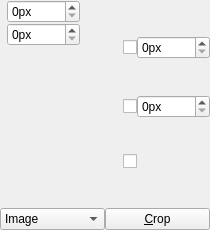
The window that krita/plugins/tools/tool_crop/wdg_tool_crop.ui (KDE/krita) describes before a commit, drawn with Qt 5.
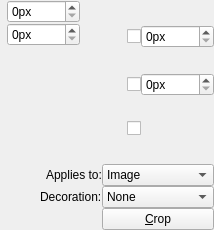
The same window after the commit. Custom widgets are drawn as their Qt base class.

Commit message:
Make the crop tool able to grow
    Introduce an option to have different kinds of decorations on the croptool. For
    now the following guides are implemented, but they are defined in a parametric way so
    it is a junior job to create more guides:
     - passport photo
     - thirds
     - fifths

Diff of the .ui file:
```diff
--- a/krita/plugins/tools/tool_crop/wdg_tool_crop.ui
+++ b/krita/plugins/tools/tool_crop/wdg_tool_crop.ui
@@ -6,7 +6,7 @@
    <rect>
     <x>0</x>
     <y>0</y>
-    <width>210</width>
+    <width>214</width>
     <height>230</height>
    </rect>
   </property>
@@ -193,14 +193,11 @@
     </layout>
    </item>
    <item>
-    <layout class="QHBoxLayout">
-     <property name="spacing">
-      <number>0</number>
-     </property>
+    <layout class="QGridLayout" name="gridLayout_3">
      <property name="margin">
       <number>0</number>
      </property>
-     <item>
+     <item row="0" column="1">
       <widget class="QComboBox" name="cmbType">
        <property name="currentIndex">
         <number>1</number>
@@ -217,13 +214,51 @@
        </item>
       </widget>
      </item>
-     <item>
+     <item row="2" column="1">
       <widget class="QPushButton" name="bnCrop">
        <property name="text">
         <string>&amp;Crop</string>
        </property>
       </widget>
      </item>
+     <item row="0" column="0" alignment="Qt::AlignRight">
+      <widget class="QLabel" name="label">
+       <property name="text">
+        <string>Applies to:</string>
+       </property>
+      </widget>
+     </item>
+     <item row="1" column="0" alignment="Qt::AlignRight">
+      <widget class="QLabel" name="label_2">
+       <property name="text">
+        <string>Decoration:</string>
+       </property>
+      </widget>
+     </item>
+     <item row="1" column="1">
+      <widget class="QComboBox" name="cmbDecor">
+       <item>
+        <property name="text">
+         <string>None</string>
+        </property>
+       </item>
+       <item>
+        <property name="text">
+         <string>Thirds</string>
+        </property>
+       </item>
+       <item>
+        <property name="text">
+         <string>Fifths</string>
+        </property>
+       </item>
+       <item>
+        <property name="text">
+         <string>Passport photo</string>
+        </property>
+       </item>
+      </widget>
+     </item>
     </layout>
    </item>
    <item>
```
Left out of the diff: 21 changed lines with no effect on the pictures. The commit also changes 2 other files.
